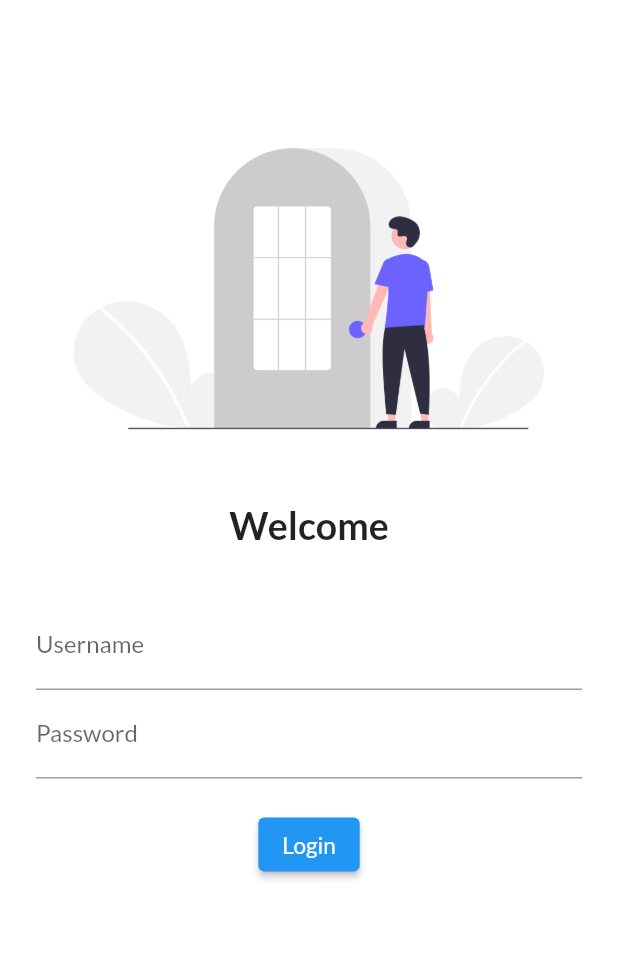
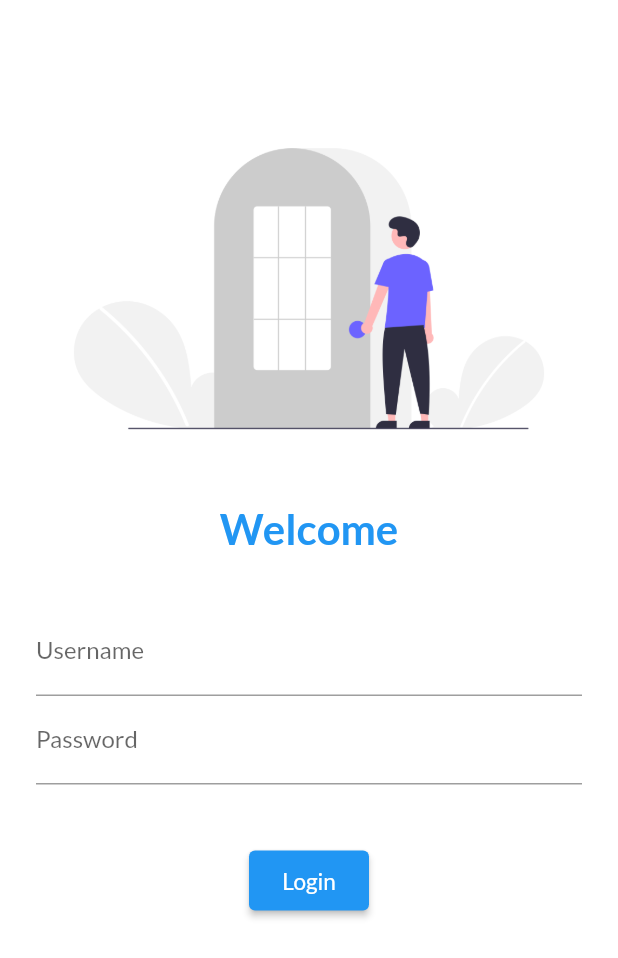
Before and after one commit to aditya1602/new_exploration, a Flutter app: the screen it shows after launch, on a phone screen of 412 x 824 dp. Shown: the top 958 px of the screen. Run offline on Flutter 3.47's test engine with Material 2 defaults, Android fonts, the phone set to English and light mode, and no system bars; our stand-ins replace google_fonts.

Commit message:
added minor features

```diff
--- a/lib/main.dart
+++ b/lib/main.dart
@@ -2,6 +2,7 @@
 
 import 'package:codepur/pages/home_page.dart';
 import 'package:codepur/pages/login_page.dart';
+import 'package:codepur/utils/routes.dart';
 import 'package:flutter/material.dart';
 import 'package:google_fonts/google_fonts.dart';
 void main(List<String> args) {
@@ -21,8 +22,8 @@ class myApp extends StatelessWidget {
       initialRoute: "/login",
       routes: {
           "/": (context)=>LoginPage(),
-          "/home":(context)=>HomePage(),
-          "/login": (context)=>LoginPage(),
+          MyRoutes.homeRoute:(context)=>HomePage(),
+          MyRoutes.loginRoute: (context)=>LoginPage(),
                 },
     );
   }
--- a/lib/pages/login_page.dart
+++ b/lib/pages/login_page.dart
@@ -2,6 +2,7 @@
 
 import 'dart:ui';
 
+import 'package:codepur/utils/routes.dart';
 import 'package:flutter/material.dart';
 
 class LoginPage extends StatelessWidget {
@@ -9,6 +10,7 @@ class LoginPage extends StatelessWidget {
   Widget build(BuildContext context) {
     return Material(
         color: Colors.white,
+        child: SingleChildScrollView(
           child: Column(
             children: [
               Padding(padding: EdgeInsets.all(35)),
@@ -19,7 +21,8 @@ class LoginPage extends StatelessWidget {
               Text(
                 "Welcome",
                 style: TextStyle(
-                fontSize: 25,
+                  color: Colors.blue,
+                  fontSize: 28,
                   fontWeight: FontWeight.bold,
                 ),
               ),
@@ -27,8 +30,8 @@ class LoginPage extends StatelessWidget {
                 height: 20.0,
               ),
               Padding(
-              padding:
-                  const EdgeInsets.symmetric(vertical: 16.0, horizontal: 24.0),
+                padding: const EdgeInsets.symmetric(
+                    vertical: 16.0, horizontal: 24.0),
                 child: Column(
                   children: [
                     TextFormField(
@@ -45,11 +48,15 @@ class LoginPage extends StatelessWidget {
                       ),
                     ),
                     SizedBox(
-                    height: 20.0,
+                      height: 40.0,
                     ),
                     ElevatedButton(
-                    onPressed: () {},
-                    style: ButtonStyle(),
+                      onPressed: () {
+                        Navigator.pushNamed(context, MyRoutes.homeRoute);
+                      },
+                      style: TextButton.styleFrom(
+                        minimumSize: Size(80, 40),
+                      ),
                       child: Text(
                         "Login",
                         style: TextStyle(fontSize: 15),
@@ -59,6 +66,7 @@ class LoginPage extends StatelessWidget {
                 ),
               ),
             ],
+          ),
         ));
   }
 }
--- /dev/null
+++ b/lib/utils/routes.dart
@@ -0,0 +1,4 @@
+class MyRoutes{
+  static String loginRoute ="/login";
+  static String homeRoute ="/home";
+}
```
Lines whose indentation alone changed are shown as unchanged.
